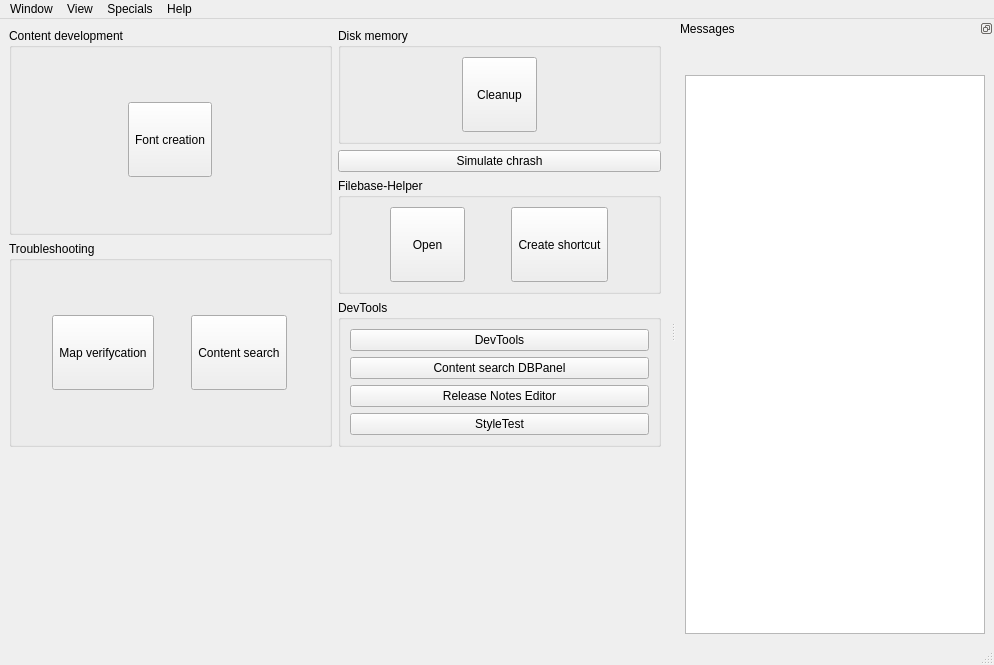
pietr26/OMSI-Tools, file OTModules/OTGeneric/wstart.ui: the form before one commit.
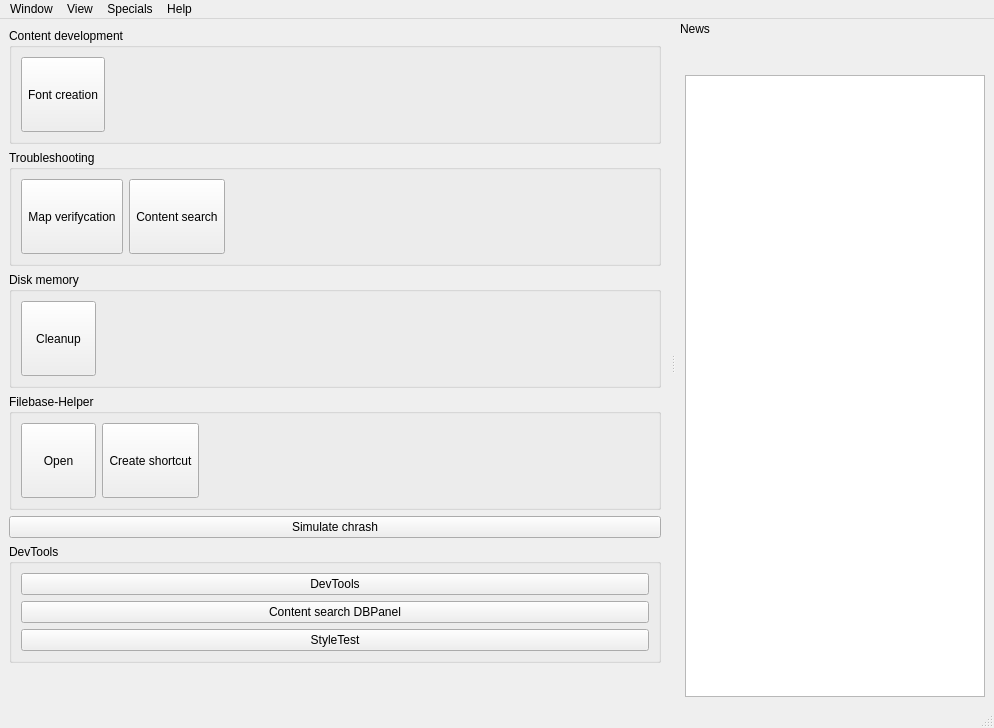
The form after the commit. Icons and pictures are not drawn.

Commit message: Reworked message system and start screen

```diff
--- a/OTModules/OTGeneric/wstart.ui
+++ b/OTModules/OTGeneric/wstart.ui
@@ -10,7 +10,7 @@
     <x>0</x>
     <y>0</y>
     <width>994</width>
-    <height>665</height>
+    <height>728</height>
    </rect>
   </property>
   <property name="sizePolicy">
@@ -27,13 +27,7 @@
     <normaloff>:/rec/data/icons/iconOMSI-Tools.svg</normaloff>:/rec/data/icons/iconOMSI-Tools.svg</iconset>
   </property>
   <widget class="QWidget" name="centralwidget">
-   <layout class="QHBoxLayout" name="horizontalLayout_3">
-    <item>
-     <layout class="QVBoxLayout" name="verticalLayout_7">
-      <item>
-       <layout class="QHBoxLayout" name="horizontalLayout_2">
-        <item>
-         <layout class="QVBoxLayout" name="verticalLayout_3">
+   <layout class="QVBoxLayout" name="verticalLayout">
           <item>
            <widget class="QGroupBox" name="gbxContentDevelopment">
             <property name="sizePolicy">
@@ -48,8 +42,8 @@
             <property name="title">
              <string>Content development</string>
             </property>
-            <layout class="QGridLayout" name="gridLayout_3">
-             <item row="0" column="0">
+      <layout class="QHBoxLayout" name="horizontalLayout_2">
+       <item>
               <widget class="QToolButton" name="tbnFonts">
                <property name="minimumSize">
                 <size>
@@ -93,6 +87,19 @@
                </property>
               </widget>
              </item>
+       <item>
+        <spacer name="horizontalSpacer_2">
+         <property name="orientation">
+          <enum>Qt::Horizontal</enum>
+         </property>
+         <property name="sizeHint" stdset="0">
+          <size>
+           <width>40</width>
+           <height>20</height>
+          </size>
+         </property>
+        </spacer>
+       </item>
             </layout>
            </widget>
           </item>
@@ -110,8 +117,8 @@
             <property name="title">
              <string>Troubleshooting</string>
             </property>
-            <layout class="QGridLayout" name="gridLayout_4">
-             <item row="0" column="0">
+      <layout class="QHBoxLayout" name="horizontalLayout_3">
+       <item>
               <widget class="QToolButton" name="tbnMapVerifycation">
                <property name="minimumSize">
                 <size>
@@ -155,7 +162,7 @@
                </property>
               </widget>
              </item>
-             <item row="0" column="1">
+       <item>
               <widget class="QToolButton" name="tbnContentSearch">
                <property name="minimumSize">
                 <size>
@@ -199,13 +206,22 @@
                </property>
               </widget>
              </item>
-            </layout>
-           </widget>
-          </item>
-         </layout>
-        </item>
         <item>
-         <layout class="QVBoxLayout" name="verticalLayout_5">
+        <spacer name="horizontalSpacer_3">
+         <property name="orientation">
+          <enum>Qt::Horizontal</enum>
+         </property>
+         <property name="sizeHint" stdset="0">
+          <size>
+           <width>40</width>
+           <height>20</height>
+          </size>
+         </property>
+        </spacer>
+       </item>
+      </layout>
+     </widget>
+    </item>
           <item>
            <widget class="QGroupBox" name="gbxDiskMemory">
             <property name="sizePolicy">
@@ -220,8 +236,8 @@
             <property name="title">
              <string>Disk memory</string>
             </property>
-            <layout class="QGridLayout" name="gridLayout_2">
-             <item row="0" column="0">
+      <layout class="QHBoxLayout" name="horizontalLayout_4">
+       <item>
               <widget class="QToolButton" name="tbnCleanup">
                <property name="minimumSize">
                 <size>
@@ -265,18 +281,20 @@
                </property>
               </widget>
              </item>
-            </layout>
-           </widget>
-          </item>
           <item>
-           <widget class="QPushButton" name="btnSimulateCrash">
-            <property name="text">
-             <string>Simulate chrash</string>
-            </property>
-            <property name="icon">
-             <iconset resource="../../ressources.qrc">
-              <normaloff>:/rec/data/icons/iconCrash.svg</normaloff>:/rec/data/icons/iconCrash.svg</iconset>
-            </property>
+        <spacer name="horizontalSpacer_4">
+         <property name="orientation">
+          <enum>Qt::Horizontal</enum>
+         </property>
+         <property name="sizeHint" stdset="0">
+          <size>
+           <width>40</width>
+           <height>20</height>
+          </size>
+         </property>
+        </spacer>
+       </item>
+      </layout>
            </widget>
           </item>
           <item>
@@ -290,8 +308,8 @@
             <property name="title">
              <string notr="true">Filebase-Helper</string>
             </property>
-            <layout class="QGridLayout" name="gridLayout">
-             <item row="0" column="0">
+      <layout class="QHBoxLayout" name="horizontalLayout_5">
+       <item>
               <widget class="QToolButton" name="tbnFbhOpen">
                <property name="minimumSize">
                 <size>
@@ -335,7 +353,7 @@
                </property>
               </widget>
              </item>
-             <item row="0" column="1">
+       <item>
               <widget class="QToolButton" name="tbnFbhCreateShortcut">
                <property name="minimumSize">
                 <size>
@@ -379,9 +397,33 @@
                </property>
               </widget>
              </item>
+       <item>
+        <spacer name="horizontalSpacer_5">
+         <property name="orientation">
+          <enum>Qt::Horizontal</enum>
+         </property>
+         <property name="sizeHint" stdset="0">
+          <size>
+           <width>40</width>
+           <height>20</height>
+          </size>
+         </property>
+        </spacer>
+       </item>
             </layout>
            </widget>
           </item>
+    <item>
+     <widget class="QPushButton" name="btnSimulateCrash">
+      <property name="text">
+       <string>Simulate chrash</string>
+      </property>
+      <property name="icon">
+       <iconset resource="../../ressources.qrc">
+        <normaloff>:/rec/data/icons/iconCrash.svg</normaloff>:/rec/data/icons/iconCrash.svg</iconset>
+      </property>
+     </widget>
+    </item>
           <item>
            <widget class="QGroupBox" name="gbxDevTools">
             <property name="sizePolicy">
@@ -425,17 +467,6 @@
                </property>
               </widget>
              </item>
-             <item>
-              <widget class="QPushButton" name="btnRNEditor">
-               <property name="text">
-                <string notr="true">Release Notes Editor</string>
-               </property>
-               <property name="icon">
-                <iconset resource="../../ressources.qrc">
-                 <normaloff>:/rec/data/icons/iconList.svg</normaloff>:/rec/data/icons/iconList.svg</iconset>
-               </property>
-              </widget>
-             </item>
              <item>
               <widget class="QPushButton" name="btnStyleTest">
                <property name="text">
@@ -450,10 +481,6 @@
             </layout>
            </widget>
           </item>
-         </layout>
-        </item>
-       </layout>
-      </item>
       <item>
        <spacer name="verticalSpacer_2">
         <property name="orientation">
@@ -471,8 +498,6 @@
        <layout class="QVBoxLayout" name="vlaFacts"/>
       </item>
      </layout>
-    </item>
-   </layout>
   </widget>
   <widget class="QMenuBar" name="menubar">
    <property name="geometry">
@@ -533,10 +558,13 @@
     <bool>false</bool>
    </property>
    <property name="features">
-    <set>QDockWidget::DockWidgetFloatable|QDockWidget::DockWidgetMovable</set>
+    <set>QDockWidget::NoDockWidgetFeatures</set>
+   </property>
+   <property name="allowedAreas">
+    <set>Qt::RightDockWidgetArea</set>
    </property>
    <property name="windowTitle">
-    <string>Messages</string>
+    <string>News</string>
    </property>
    <attribute name="dockWidgetArea">
     <number>2</number>
```
Lines whose indentation alone changed are shown as unchanged. The commit also changes 12 other files.
